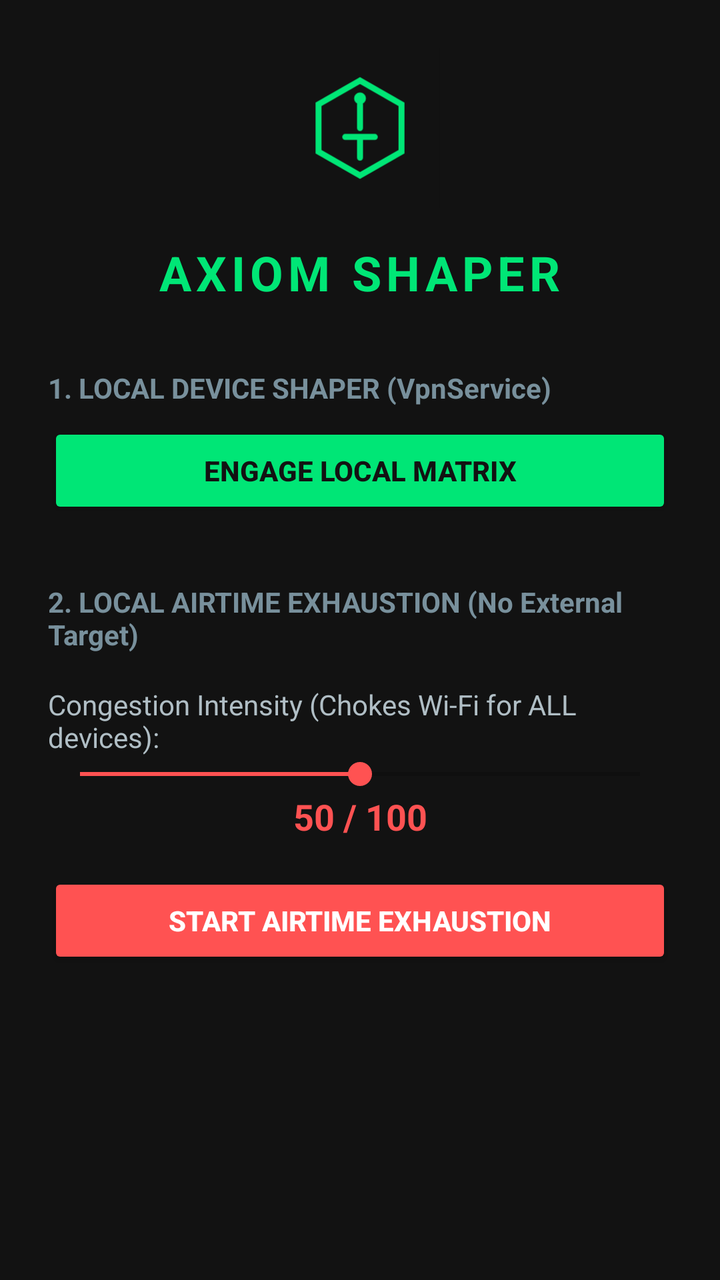
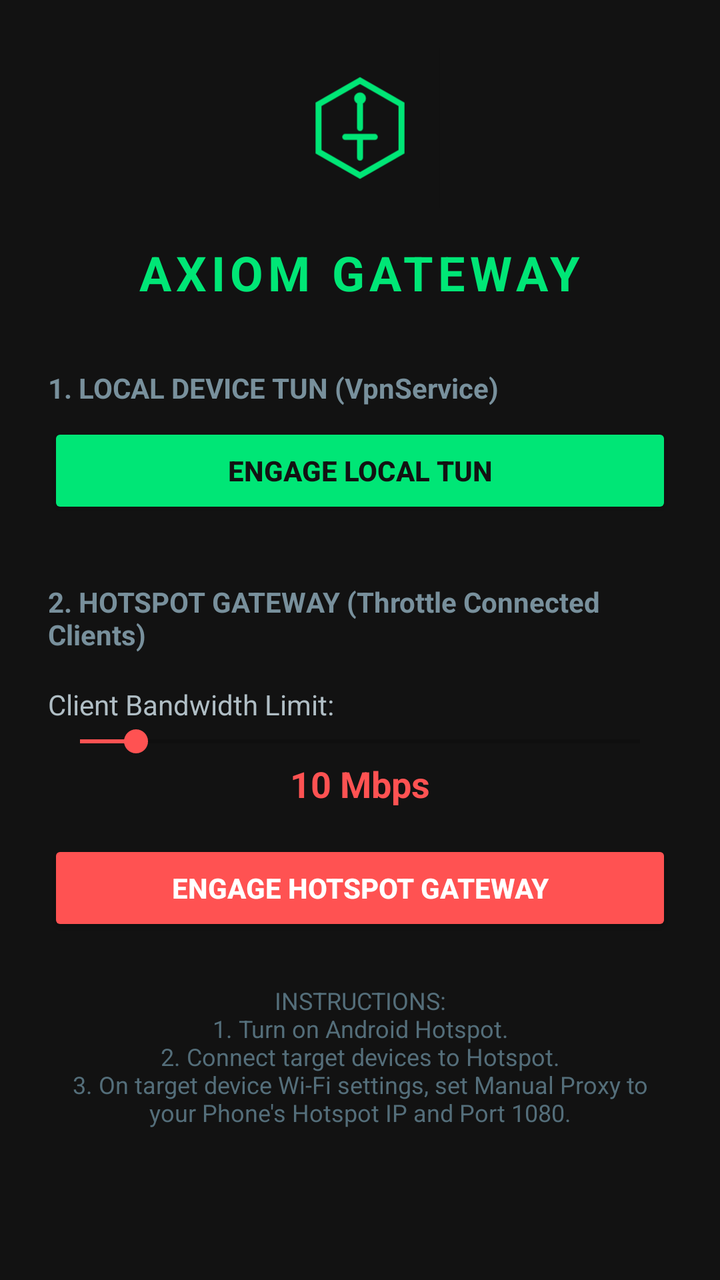

Screens rendered from an Android XML layout before and after an edit, with the pre-edit source and the edit as a unified diff.
<!-- AndroidManifest.xml: application theme Theme.AppCompat.Light.NoActionBar -->
<!-- res/layout/activity_main.xml -->
<?xml version="1.0" encoding="utf-8"?>
<ScrollView xmlns:android="http://schemas.android.com/apk/res/android"
    android:layout_width="match_parent" android:layout_height="match_parent"
    android:background="#121212" android:padding="24dp">
    <LinearLayout android:layout_width="match_parent" android:layout_height="wrap_content"
        android:gravity="center_horizontal" android:orientation="vertical">
        <ImageView android:layout_width="80dp" android:layout_height="80dp"
            android:src="@drawable/ic_axiom_logo" android:contentDescription="Axiom Logo" />
        <TextView android:layout_width="wrap_content" android:layout_height="wrap_content"
            android:layout_marginTop="16dp" android:text="AXIOM SHAPER"
            android:textColor="#00E676" android:textSize="24sp" android:textStyle="bold" android:letterSpacing="0.1" />
            
        <TextView android:layout_width="match_parent" android:layout_height="wrap_content"
            android:layout_marginTop="32dp" android:text="1. LOCAL DEVICE SHAPER (VpnService)"
            android:textColor="#78909C" android:textSize="14sp" android:textStyle="bold" />
        <Button android:id="@+id/btn_toggle_tun" android:layout_width="match_parent"
            android:layout_height="wrap_content" android:layout_marginTop="8dp"
            android:backgroundTint="#00E676" android:text="ENGAGE LOCAL MATRIX"
            android:textColor="#121212" android:textStyle="bold" />
            
        <TextView android:layout_width="match_parent" android:layout_height="wrap_content"
            android:layout_marginTop="32dp" android:text="2. LOCAL AIRTIME EXHAUSTION (No External Target)"
            android:textColor="#78909C" android:textSize="14sp" android:textStyle="bold" />
        <TextView android:layout_width="match_parent" android:layout_height="wrap_content"
            android:text="Congestion Intensity (Chokes Wi-Fi for ALL devices):" 
            android:textColor="#B0BEC5" android:layout_marginTop="16dp"/>
        <SeekBar android:id="@+id/sb_intensity" android:layout_width="match_parent"
            android:layout_height="wrap_content" android:max="100" android:progress="50"
            android:progressTint="#FF5252" android:thumbTint="#FF5252"/>
        <TextView android:id="@+id/tv_intensity_value" android:layout_width="match_parent"
            android:layout_height="wrap_content" android:text="50 / 100"
            android:textColor="#FF5252" android:textSize="18sp" android:textStyle="bold" android:gravity="center"/>
        <Button android:id="@+id/btn_toggle_airtime" android:layout_width="match_parent"
            android:layout_height="wrap_content" android:layout_marginTop="16dp"
            android:backgroundTint="#FF5252" android:text="START AIRTIME EXHAUSTION"
            android:textColor="#FFFFFF" android:textStyle="bold" />
    </LinearLayout>
</ScrollView>
<!-- resources referenced by this layout -->
<resources>
  <!-- drawable ic_axiom_logo (drawable) -->
  <vector xmlns:android="http://schemas.android.com/apk/res/android"
      android:width="108dp" android:height="108dp" android:viewportWidth="108" android:viewportHeight="108">
      <path android:fillColor="#121212" android:pathData="M0,0h108v108h-108z"/>
      <path android:fillColor="#00000000" android:strokeWidth="4" android:strokeColor="#00E676"
          android:pathData="M54,22 L82,38 L82,70 L54,86 L26,70 L26,38 Z"/>
      <path android:fillColor="#00000000" android:strokeWidth="4" android:strokeColor="#00E676"
          android:strokeLineCap="round" android:pathData="M54,38 L54,54 M44,60 L64,60 M54,60 L54,74"/>
      <path android:fillColor="#00E676" android:pathData="M54,34m-4,0a4,4 0,1 1,8 0a4,4 0,1 1,-8 0"/>
  </vector>
</resources>

<!-- the commit's change to res/layout/activity_main.xml (unified diff, before → after) -->
@@ -1,38 +1,18 @@
 <?xml version="1.0" encoding="utf-8"?>
-<ScrollView xmlns:android="http://schemas.android.com/apk/res/android"
-    android:layout_width="match_parent" android:layout_height="match_parent"
-    android:background="#121212" android:padding="24dp">
-    <LinearLayout android:layout_width="match_parent" android:layout_height="wrap_content"
-        android:gravity="center_horizontal" android:orientation="vertical">
-        <ImageView android:layout_width="80dp" android:layout_height="80dp"
-            android:src="@drawable/ic_axiom_logo" android:contentDescription="Axiom Logo" />
-        <TextView android:layout_width="wrap_content" android:layout_height="wrap_content"
-            android:layout_marginTop="16dp" android:text="AXIOM SHAPER"
-            android:textColor="#00E676" android:textSize="24sp" android:textStyle="bold" android:letterSpacing="0.1" />
-            
-        <TextView android:layout_width="match_parent" android:layout_height="wrap_content"
-            android:layout_marginTop="32dp" android:text="1. LOCAL DEVICE SHAPER (VpnService)"
-            android:textColor="#78909C" android:textSize="14sp" android:textStyle="bold" />
-        <Button android:id="@+id/btn_toggle_tun" android:layout_width="match_parent"
-            android:layout_height="wrap_content" android:layout_marginTop="8dp"
-            android:backgroundTint="#00E676" android:text="ENGAGE LOCAL MATRIX"
-            android:textColor="#121212" android:textStyle="bold" />
-            
-        <TextView android:layout_width="match_parent" android:layout_height="wrap_content"
-            android:layout_marginTop="32dp" android:text="2. LOCAL AIRTIME EXHAUSTION (No External Target)"
-            android:textColor="#78909C" android:textSize="14sp" android:textStyle="bold" />
-        <TextView android:layout_width="match_parent" android:layout_height="wrap_content"
-            android:text="Congestion Intensity (Chokes Wi-Fi for ALL devices):" 
-            android:textColor="#B0BEC5" android:layout_marginTop="16dp"/>
-        <SeekBar android:id="@+id/sb_intensity" android:layout_width="match_parent"
-            android:layout_height="wrap_content" android:max="100" android:progress="50"
-            android:progressTint="#FF5252" android:thumbTint="#FF5252"/>
-        <TextView android:id="@+id/tv_intensity_value" android:layout_width="match_parent"
-            android:layout_height="wrap_content" android:text="50 / 100"
-            android:textColor="#FF5252" android:textSize="18sp" android:textStyle="bold" android:gravity="center"/>
-        <Button android:id="@+id/btn_toggle_airtime" android:layout_width="match_parent"
-            android:layout_height="wrap_content" android:layout_marginTop="16dp"
-            android:backgroundTint="#FF5252" android:text="START AIRTIME EXHAUSTION"
-            android:textColor="#FFFFFF" android:textStyle="bold" />
+<ScrollView xmlns:android="http://schemas.android.com/apk/res/android" android:layout_width="match_parent" android:layout_height="match_parent" android:background="#121212" android:padding="24dp">
+    <LinearLayout android:layout_width="match_parent" android:layout_height="wrap_content" android:gravity="center_horizontal" android:orientation="vertical">
+        <ImageView android:layout_width="80dp" android:layout_height="80dp" android:src="@drawable/ic_axiom_logo" android:contentDescription="Axiom Logo" />
+        <TextView android:layout_width="wrap_content" android:layout_height="wrap_content" android:layout_marginTop="16dp" android:text="AXIOM GATEWAY" android:textColor="#00E676" android:textSize="24sp" android:textStyle="bold" android:letterSpacing="0.1" />
+        
+        <TextView android:layout_width="match_parent" android:layout_height="wrap_content" android:layout_marginTop="32dp" android:text="1. LOCAL DEVICE TUN (VpnService)" android:textColor="#78909C" android:textSize="14sp" android:textStyle="bold" />
+        <Button android:id="@+id/btn_toggle_tun" android:layout_width="match_parent" android:layout_height="wrap_content" android:layout_marginTop="8dp" android:backgroundTint="#00E676" android:text="ENGAGE LOCAL TUN" android:textColor="#121212" android:textStyle="bold" />
+        
+        <TextView android:layout_width="match_parent" android:layout_height="wrap_content" android:layout_marginTop="32dp" android:text="2. HOTSPOT GATEWAY (Throttle Connected Clients)" android:textColor="#78909C" android:textSize="14sp" android:textStyle="bold" />
+        <TextView android:layout_width="match_parent" android:layout_height="wrap_content" android:text="Client Bandwidth Limit:" android:textColor="#B0BEC5" android:layout_marginTop="16dp"/>
+        <SeekBar android:id="@+id/sb_bandwidth" android:layout_width="match_parent" android:layout_height="wrap_content" android:max="100" android:progress="10" android:progressTint="#FF5252" android:thumbTint="#FF5252"/>
+        <TextView android:id="@+id/tv_bandwidth_value" android:layout_width="match_parent" android:layout_height="wrap_content" android:text="10 Mbps" android:textColor="#FF5252" android:textSize="18sp" android:textStyle="bold" android:gravity="center"/>
+        <Button android:id="@+id/btn_toggle_gateway" android:layout_width="match_parent" android:layout_height="wrap_content" android:layout_marginTop="16dp" android:backgroundTint="#FF5252" android:text="ENGAGE HOTSPOT GATEWAY" android:textColor="#FFFFFF" android:textStyle="bold" />
+        
+        <TextView android:layout_width="match_parent" android:layout_height="wrap_content" android:layout_marginTop="24dp" android:text="INSTRUCTIONS:\n1. Turn on Android Hotspot.\n2. Connect target devices to Hotspot.\n3. On target device Wi-Fi settings, set Manual Proxy to your Phone's Hotspot IP and Port 1080." android:textColor="#546E7A" android:textSize="12sp" android:gravity="center"/>
     </LinearLayout>
 </ScrollView>
<!-- resource entries referenced after the edit -->
@@ -1,13 +1,10 @@
 <!-- resources referenced by this layout -->
 <resources>
   <!-- drawable ic_axiom_logo (drawable) -->
-  <vector xmlns:android="http://schemas.android.com/apk/res/android"
-      android:width="108dp" android:height="108dp" android:viewportWidth="108" android:viewportHeight="108">
+  <vector xmlns:android="http://schemas.android.com/apk/res/android" android:width="108dp" android:height="108dp" android:viewportWidth="108" android:viewportHeight="108">
       <path android:fillColor="#121212" android:pathData="M0,0h108v108h-108z"/>
-      <path android:fillColor="#00000000" android:strokeWidth="4" android:strokeColor="#00E676"
-          android:pathData="M54,22 L82,38 L82,70 L54,86 L26,70 L26,38 Z"/>
-      <path android:fillColor="#00000000" android:strokeWidth="4" android:strokeColor="#00E676"
-          android:strokeLineCap="round" android:pathData="M54,38 L54,54 M44,60 L64,60 M54,60 L54,74"/>
+      <path android:fillColor="#00000000" android:strokeWidth="4" android:strokeColor="#00E676" android:pathData="M54,22 L82,38 L82,70 L54,86 L26,70 L26,38 Z"/>
+      <path android:fillColor="#00000000" android:strokeWidth="4" android:strokeColor="#00E676" android:strokeLineCap="round" android:pathData="M54,38 L54,54 M44,60 L64,60 M54,60 L54,74"/>
       <path android:fillColor="#00E676" android:pathData="M54,34m-4,0a4,4 0,1 1,8 0a4,4 0,1 1,-8 0"/>
   </vector>
 </resources>
